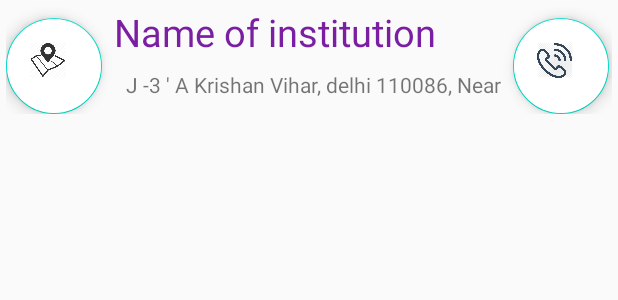
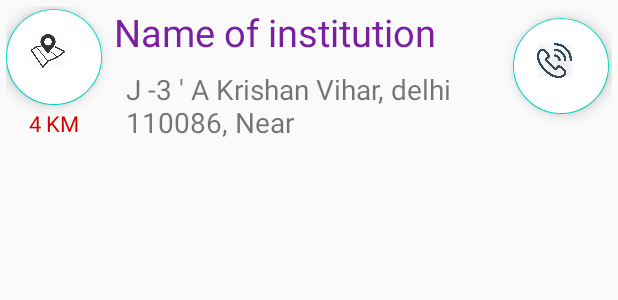
Before and after one commit to msahil432/click_away, an Android app: the layout list_institute_item.xml on its own in the app's theme, with its tools: preview values and no code run, on a phone screen of 412 x 824 dp. Shown: the top 300 px of the screen. Run offline under Robolectric (Android 15) with nearby library versions, the phone set to English and light mode, and no system bars.

Commit message:
distance shown in list items

```diff
--- a/app/src/main/res/layout/list_institute_item.xml
+++ b/app/src/main/res/layout/list_institute_item.xml
@@ -10,14 +10,14 @@
         android:id="@+id/list_thumbnail"
         android:layout_width="64dp"
         android:layout_height="64dp"
-        android:layout_marginTop="8dp"
+        android:layout_marginTop="2dp"
         android:src="@drawable/map"
         android:backgroundTint="@color/white"
         app:layout_constraintStart_toStartOf="parent"
         app:layout_constraintTop_toTopOf="parent" />
     <android.support.v7.widget.AppCompatTextView
         android:layout_width="0dp"
-        android:layout_height="0dp"
+        android:layout_height="24dp"
         android:id="@+id/institute_distance"
         app:autoSizeTextType="uniform"
         android:text="4 KM"
```
